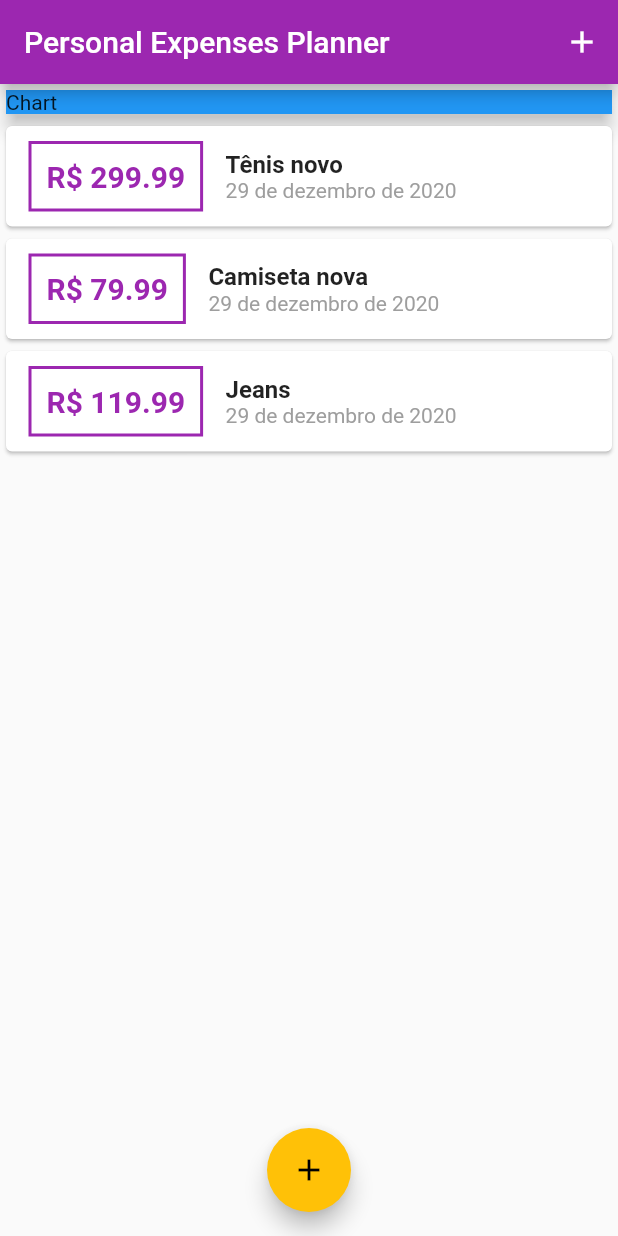
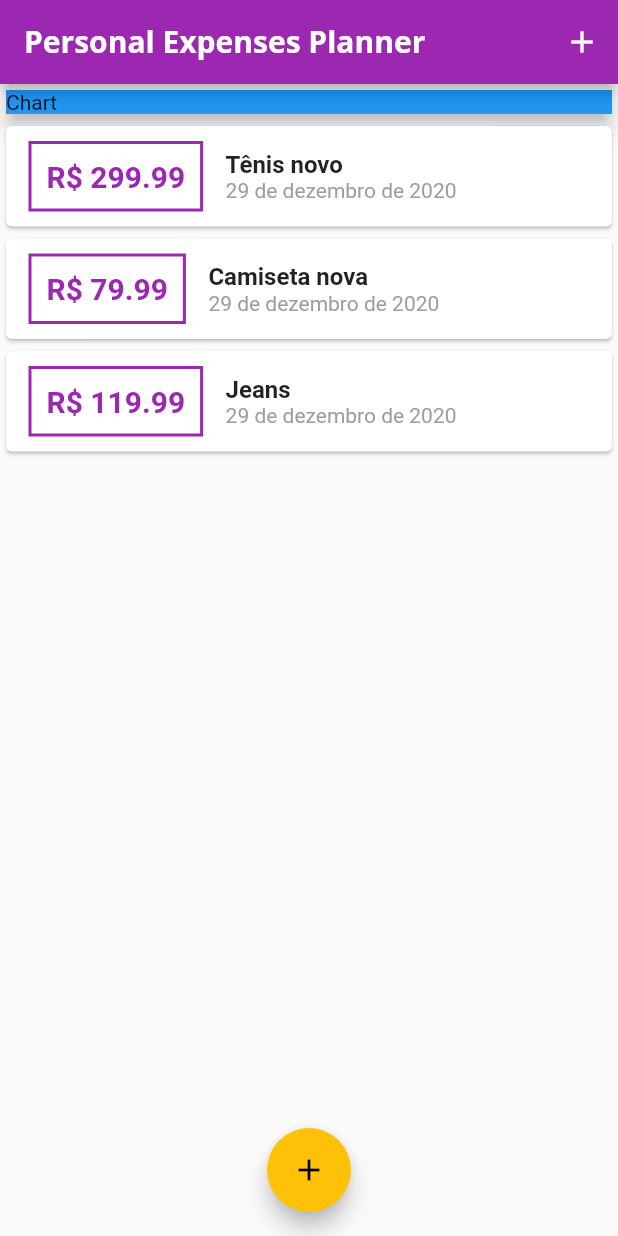
Before and after one commit to zigante/expense_planner, a Flutter app: the screen it shows after launch, on a phone screen of 412 x 824 dp. Run offline on Flutter 3.47's test engine with Material 2 defaults, Android fonts, the phone set to English and light mode, and no system bars.

Commit message:
add custom theme to text style

```diff
--- a/lib/main.dart
+++ b/lib/main.dart
@@ -17,6 +17,14 @@ class MyApp extends StatelessWidget {
       theme: ThemeData(
         primarySwatch: Colors.purple,
         accentColor: Colors.amber,
+        fontFamily: 'Quicksand',
+        textTheme: ThemeData.light().textTheme.copyWith(
+              headline6: TextStyle(fontFamily: 'OpenSans', fontSize: 20, fontWeight: FontWeight.bold),
+            ),
+        appBarTheme: AppBarTheme(
+            textTheme: ThemeData.light().textTheme.copyWith(
+                  headline6: TextStyle(fontFamily: 'OpenSans', fontSize: 20, fontWeight: FontWeight.bold),
+                )),
       ),
       title: 'Personal Expenses Planner',
     );
```
